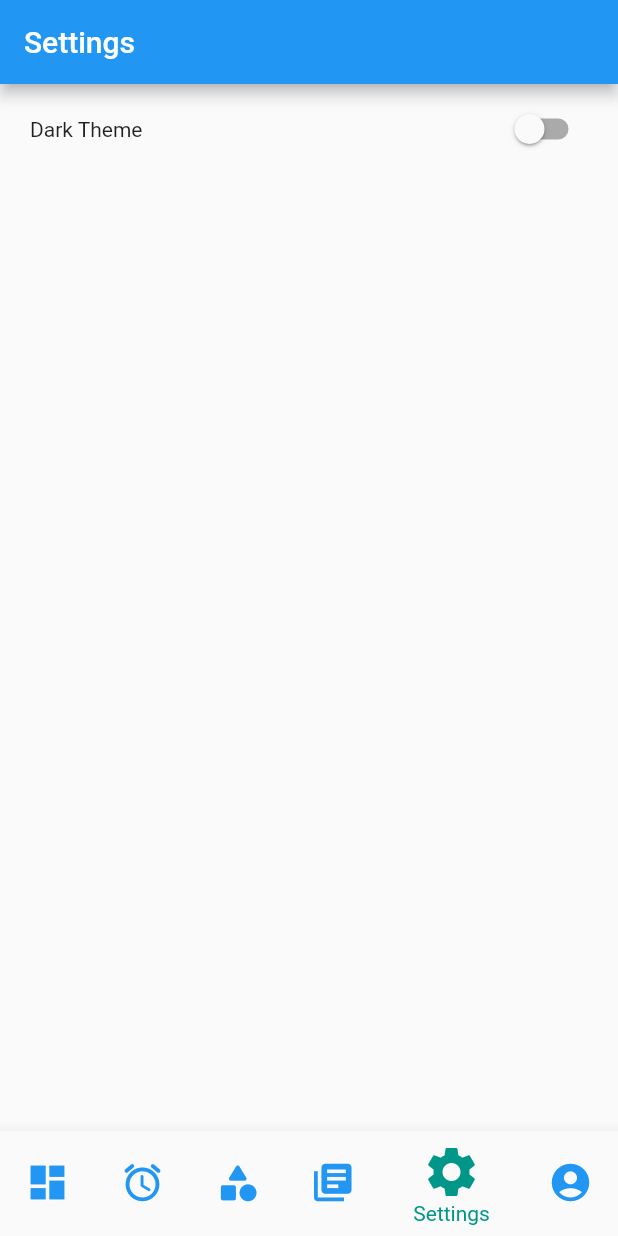
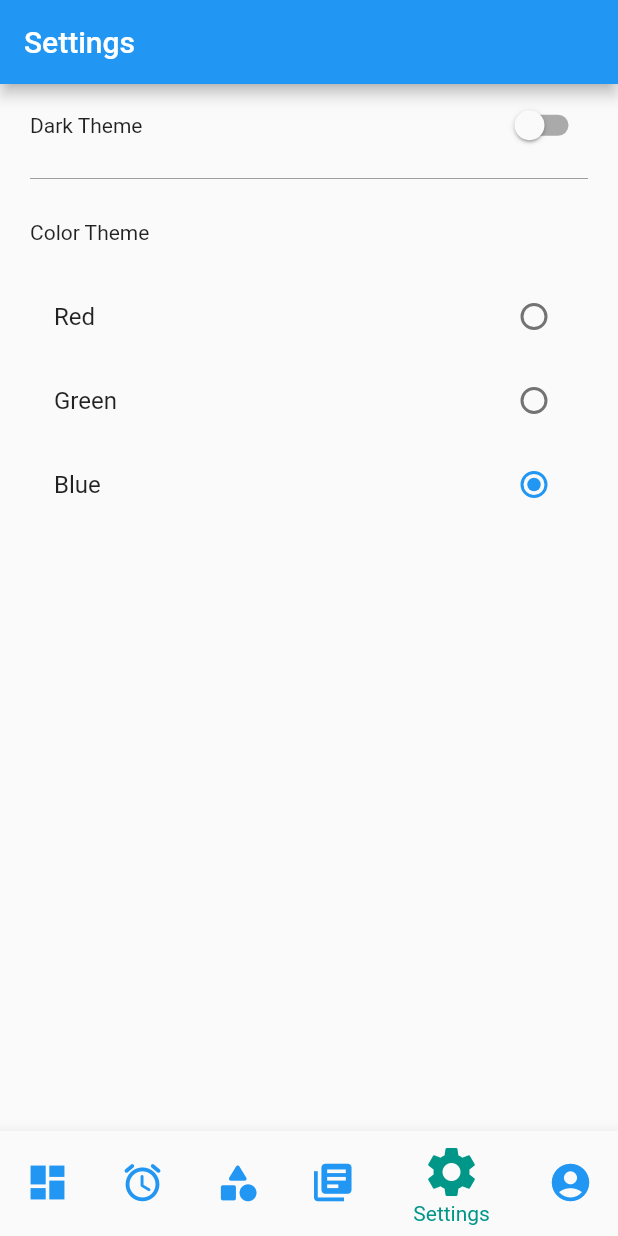
Before and after one commit to bogdanburnea/flutter_prj_1, a Flutter app: the screen it shows after launch, item 5 of the bottom bar chosen, on a phone screen of 412 x 824 dp. Run offline on Flutter 3.47's test engine with Material 2 defaults, Android fonts, the phone set to English and light mode, and no system bars; our stand-ins replace get_it, shared_preferences; missing offline and left inert: username_gen.

Commit message:
Add color theme in settings

```diff
--- a/lib/main.dart
+++ b/lib/main.dart
@@ -16,6 +16,8 @@ void main() {
 
   print(
       '[main] settingsStateManager.getDarkTheme: ${settingsStateManager.getDarkTheme()}');
+  print(
+      '[main] settingsStateManager.getColorTheme: ${settingsStateManager.getColorTheme()}');
 
   // user profile state
   final userProfileStateManager = getIt<UserProfileStateManager>();
@@ -32,6 +34,9 @@ void main() {
 
   print(
       '[main] categoryStateManager.getCategoryList: ${categoryStateManager.getCategoryList()}');
+
+
+
 
 
   // here can go other init, for example contacting web server
--- a/lib/pages/settings/settings_page.dart
+++ b/lib/pages/settings/settings_page.dart
@@ -1,4 +1,5 @@
 import 'package:flutter/material.dart';
+import 'package:flutter_prj_1/pages/settings/widgets/color_theme_widget.dart';
 import 'package:flutter_prj_1/pages/settings/widgets/dark_theme_widget.dart';
 
 // pure ui widget, so no ValueListenableBuilder wrapper
@@ -19,9 +20,17 @@ class _SettingsPageState extends State<SettingsPage> {
         child: Column(
           children: <Widget>[
             Container(
-              height: 60,
+              height: 55,
               padding: const EdgeInsets.fromLTRB(20, 0, 20, 0),
               child: const DarkThemeWidget(),
+            ),
+            Container(
+              padding: const EdgeInsets.fromLTRB(20, 0, 20, 0),
+              child: const Divider(color: Colors.grey),
+            ),
+            Container(
+              padding: const EdgeInsets.fromLTRB(20, 0, 20, 0),
+              child: const ColorThemeWidget(),
             ),
           ],
         ),
--- a/lib/pages/settings/settings_state_manager.dart
+++ b/lib/pages/settings/settings_state_manager.dart
@@ -1,3 +1,4 @@
+import 'package:flutter_prj_1/state/color_theme_state_notifier.dart';
 import 'package:flutter_prj_1/state/dark_theme_state_notifier.dart';
 
 // logic for the page, completely decoupled from UI, link to one or more notifiers
@@ -24,6 +25,16 @@ class SettingsStateManager {
     return darkThemeStateNotifier.value;
   }
 
+  final colorThemeStateNotifier = ColorThemeStateNotifier();
+
+  void setColorTheme(String colorTheme) {
+    return colorThemeStateNotifier.setColorTheme(colorTheme);
+  }
+
+  String getColorTheme() {
+    return colorThemeStateNotifier.value;
+  }
+
 // The way to make these notifiers notify any listeners is by changing their value.
 // Here is the implementation of the pause method, witch use two notifiers
 // so logic can be composed of more notifiers that can change more state variables
--- /dev/null
+++ b/lib/pages/settings/widgets/color_theme_widget.dart
@@ -0,0 +1,56 @@
+import 'package:flutter/material.dart';
+import 'package:flutter_prj_1/pages/settings/settings_state_manager.dart';
+import 'package:flutter_prj_1/services/service_locator.dart';
+
+class ColorThemeWidget extends StatelessWidget {
+  const ColorThemeWidget({Key? key}) : super(key: key);
+
+  @override
+  Widget build(BuildContext context) {
+    final settingsStateManager = getIt<SettingsStateManager>();
+
+    return ValueListenableBuilder<String>(
+      valueListenable: settingsStateManager.colorThemeStateNotifier,
+      builder: (context, colorTheme, child) {
+        print('[ColorThemeWidget] build, colorTheme: $colorTheme');
+        return Column(
+          children: <Widget>[
+            Container(
+              padding: const EdgeInsets.fromLTRB(0, 20, 0, 20),
+              child: Row(
+                mainAxisAlignment: MainAxisAlignment.start,
+                children: const <Widget>[
+                  Text(textAlign: TextAlign.start, 'Color Theme')
+                ],
+              ),
+            ),
+            RadioListTile<String>(
+                title: const Text('Red'),
+                value: 'red',
+                groupValue: colorTheme,
+                controlAffinity: ListTileControlAffinity.trailing,
+                onChanged: (value) {
+                  settingsStateManager.setColorTheme(value!);
+                }),
+            RadioListTile<String>(
+                title: const Text('Green'),
+                value: 'green',
+                groupValue: colorTheme,
+                controlAffinity: ListTileControlAffinity.trailing,
+                onChanged: (value) {
+                  settingsStateManager.setColorTheme(value!);
+                }),
+            RadioListTile<String>(
+                title: const Text('Blue'),
+                value: 'blue',
+                groupValue: colorTheme,
+                controlAffinity: ListTileControlAffinity.trailing,
+                onChanged: (value) {
+                  settingsStateManager.setColorTheme(value!);
+                }),
+          ],
+        );
+      },
+    );
+  }
+}
--- a/lib/state/color_theme_state_notifier.dart
+++ b/lib/state/color_theme_state_notifier.dart
@@ -3,7 +3,7 @@ import 'package:flutter_prj_1/services/service_locator.dart';
 import 'package:flutter_prj_1/services/storage_service/shared_preferences/shared_preferences_storage_service.dart';
 
 class ColorThemeStateNotifier extends ValueNotifier<String> {
-  static const String initialColorTheme = "red";
+  static const String initialColorTheme = "blue";
 
   // set intial value to initialColorTheme
   ColorThemeStateNotifier() : super(initialColorTheme);
```
